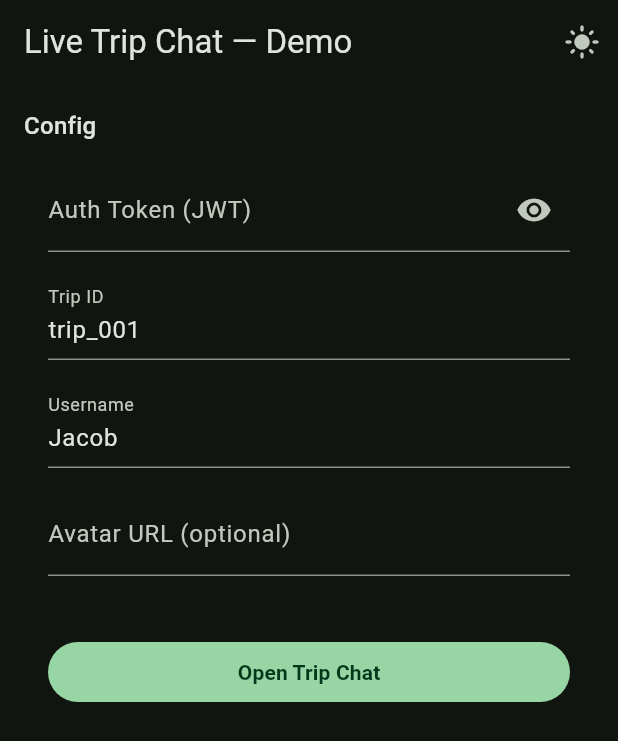
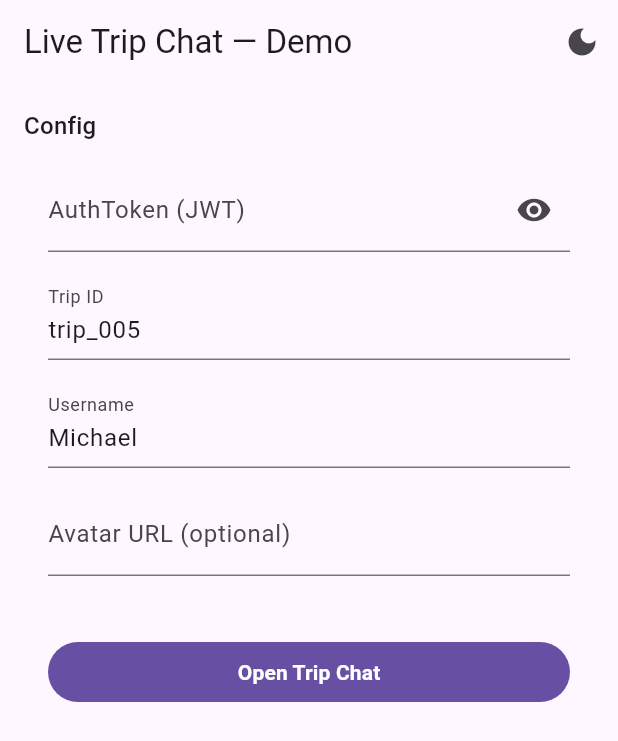
Before and after one commit to MikeAfegbua/shuttlers_live_chat, a Flutter app: the screen it shows after launch, after a tap on the "dark mode" icon, on a phone screen of 412 x 824 dp. Shown: the top 741 px of the screen. Run offline on Flutter 3.47's test engine with Material 3 defaults, Android fonts, the phone set to English and light mode, and no system bars; our stand-ins replace connectivity_plus, flutter_riverpod, freezed_annotation, shared_preferences.

Commit message:
chore: add theme refactor

```diff
--- a/example/lib/chat_page.dart
+++ b/example/lib/chat_page.dart
@@ -1,15 +1,9 @@
+import 'package:example/theme_notifier.dart';
 import 'package:flutter/material.dart';
 import 'package:shuttlers_live_chat/shuttlers_live_chat.dart';
 
 class ChatPage extends StatefulWidget {
-  const ChatPage({
-    required this.themeMode,
-    required this.onToggleTheme,
-    super.key,
-  });
-
-  final ThemeMode themeMode;
-  final VoidCallback onToggleTheme;
+  const ChatPage({super.key});
 
   @override
   State<ChatPage> createState() => _ChatPageState();
@@ -19,8 +13,8 @@ class _ChatPageState extends State<ChatPage> {
   final _form = GlobalKey<FormState>();
 
   final _authCtrl = TextEditingController();
-  final _tripCtrl = TextEditingController(text: 'trip_001');
-  final _userCtrl = TextEditingController(text: 'Jacob');
+  final _tripCtrl = TextEditingController(text: 'trip_005');
+  final _userCtrl = TextEditingController(text: 'Michael');
   final _avatarCtrl = TextEditingController();
 
   final _baseCtrl = TextEditingController(
@@ -46,7 +40,7 @@ class _ChatPageState extends State<ChatPage> {
   @override
   Widget build(BuildContext context) {
     const pad = EdgeInsets.symmetric(horizontal: 16, vertical: 8);
-    final isDark = widget.themeMode == ThemeMode.dark;
+    final isDark = themeNotifier.themeMode == ThemeMode.dark;
 
     return Scaffold(
       appBar: AppBar(
@@ -55,7 +49,7 @@ class _ChatPageState extends State<ChatPage> {
           IconButton(
             tooltip: isDark ? 'Switch to Light' : 'Switch to Dark',
             icon: Icon(isDark ? Icons.light_mode : Icons.dark_mode),
-            onPressed: widget.onToggleTheme,
+            onPressed: themeNotifier.toggleTheme,
           ),
         ],
       ),
@@ -74,7 +68,7 @@ class _ChatPageState extends State<ChatPage> {
                   controller: _authCtrl,
                   obscureText: _obscure,
                   decoration: InputDecoration(
-                    labelText: 'Auth Token (JWT)',
+                    labelText: 'AuthToken (JWT)',
                     suffixIcon: IconButton(
                       icon: Icon(
                         _obscure ? Icons.visibility : Icons.visibility_off,
--- a/example/lib/main.dart
+++ b/example/lib/main.dart
@@ -1,49 +1,25 @@
 import 'package:example/chat_page.dart';
+import 'package:example/theme_notifier.dart';
 import 'package:flutter/material.dart';
 import 'package:flutter_localizations/flutter_localizations.dart';
 import 'package:shuttlers_live_chat/shuttlers_live_chat.dart';
 
 void main() => runApp(const ChatDemoApp());
 
-class ChatDemoApp extends StatefulWidget {
+class ChatDemoApp extends StatelessWidget {
   const ChatDemoApp({super.key});
 
   @override
-  State<ChatDemoApp> createState() => _ChatDemoAppState();
-}
-
-class _ChatDemoAppState extends State<ChatDemoApp> {
-  ThemeMode _mode = ThemeMode.system;
-
-  void _toggleTheme() {
-    setState(() {
-      _mode = (_mode == ThemeMode.dark) ? ThemeMode.light : ThemeMode.dark;
-    });
-  }
-
-  @override
   Widget build(BuildContext context) {
-    final light = ThemeData(
-      colorScheme: ColorScheme.fromSeed(
-        seedColor: const Color(0xFF0DAC5C),
-      ),
-      extensions: [ShuttlersChatTheme.shuttlersBrand(ThemeData.light())],
-    );
-
-    final dark = ThemeData(
-      colorScheme: ColorScheme.fromSeed(
-        seedColor: const Color(0xFF0DAC5C),
-        brightness: Brightness.dark,
-      ),
-      extensions: [ShuttlersChatTheme.shuttlersBrand(ThemeData.dark())],
-    );
-
+    return AnimatedBuilder(
+      animation: themeNotifier,
+      builder: (context, _) {
         return MaterialApp(
           debugShowCheckedModeBanner: false,
           title: 'Shuttlers Chat Demo',
-      theme: light,
-      darkTheme: dark,
-      themeMode: _mode,
+          theme: AppTheme.lightTheme(),
+          darkTheme: AppTheme.darkTheme(),
+          themeMode: themeNotifier.themeMode,
           localizationsDelegates: const [
             ShuttlersChatLocalizationsDelegate(),
             GlobalMaterialLocalizations.delegate,
@@ -51,10 +27,9 @@ class _ChatDemoAppState extends State<ChatDemoApp> {
             GlobalCupertinoLocalizations.delegate,
           ],
           supportedLocales: ShuttlersChatLocalizations.supportedLocales,
-      home: ChatPage(
-        themeMode: _mode,
-        onToggleTheme: _toggleTheme,
-      ),
+          home: const ChatPage(),
+        );
+      },
     );
   }
 }
--- /dev/null
+++ b/example/lib/theme_notifier.dart
@@ -0,0 +1,15 @@
+import 'package:flutter/material.dart';
+
+final themeNotifier = ThemeNotifier();
+
+class ThemeNotifier extends ChangeNotifier {
+  ThemeMode get themeMode => _themeMode;
+  ThemeMode _themeMode = ThemeMode.system;
+
+  void toggleTheme() {
+    _themeMode =
+        (_themeMode == ThemeMode.dark) ? ThemeMode.light : ThemeMode.dark;
+
+    notifyListeners();
+  }
+}
```
Also changed, not shown: 1 other file. Lines whose indentation alone changed are shown as unchanged.
